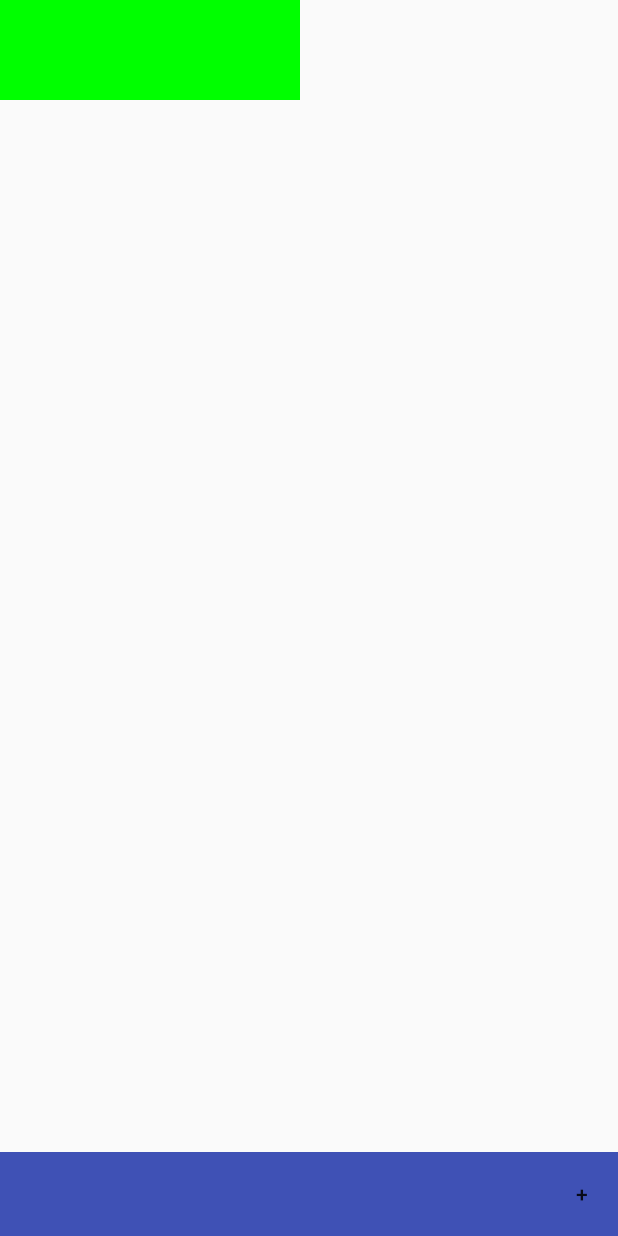
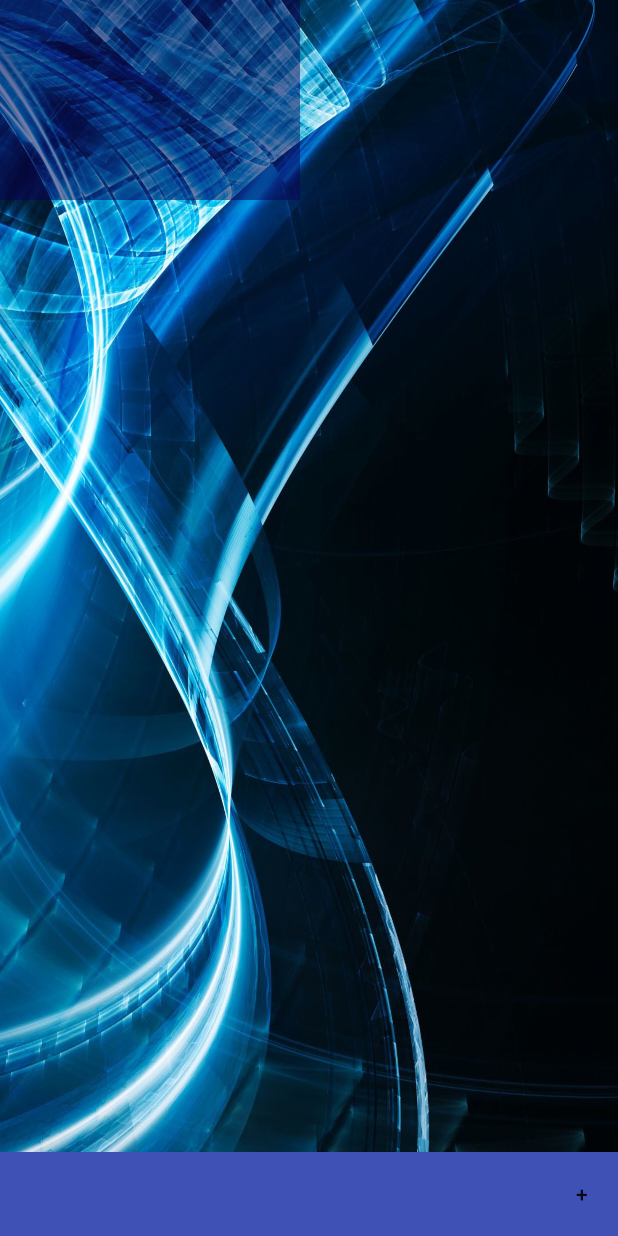
Before and after one commit to takahide0422/MemoApplication, an Android app: the screen it shows after launch (MainActivity), on a phone screen of 412 x 824 dp. Run offline under Robolectric (Android 15) with nearby library versions, the phone set to English and light mode, and no system bars.

Commit message:
MemoObjectのbackground作成

```diff
--- /dev/null
+++ b/app/src/main/java/com/takahide/memoapplication/model/MemoDatabase.java
@@ -0,0 +1,8 @@
+package com.takahide.memoapplication.model;
+
+/**
+ * Created by Hide on 2018/02/07.
+ */
+
+public class MemoDatabase {
+}
--- a/app/src/main/java/com/takahide/memoapplication/model/MemoObjectList.java
+++ b/app/src/main/java/com/takahide/memoapplication/viewmodel/MemoObjectList.java
@@ -1,4 +1,4 @@
-package com.takahide.memoapplication.model;
+package com.takahide.memoapplication.viewmodel;
 
 import android.content.Context;
 import android.graphics.Color;
@@ -9,8 +9,11 @@ import android.util.AttributeSet;
 import android.util.Log;
 import android.view.MotionEvent;
 import android.view.View;
+import android.view.ViewGroup;
 import android.widget.RelativeLayout;
 import android.widget.Toast;
+
+import com.takahide.memoapplication.R;
 
 import java.util.ArrayList;
 
@@ -25,7 +28,7 @@ public class MemoObjectList {
     private RelativeLayout layout;
 
     private final static int DEFAULT_WIDTH = 300;
-    private final static int DEFAULT_HEIGHT = 100;
+    private final static int DEFAULT_HEIGHT = 200;
 
     private final static int DEFAULT_X = 0;
     private final static int DEFAULT_Y = 0;
@@ -70,6 +73,11 @@ public class MemoObjectList {
         public void setPutY ( int y ) { this.putY = y; }
         public int getPutY () { return this.putY; }
 
+        private final static int PADDING_VERTICAL = 10;
+        private final static int PADDING_HORIZONTAL = 30;
+
+
+
 
         MemoObject setupNewInstance () {
             Log.d ( "MemoObject", "Create New MemoObject" );
@@ -77,10 +85,16 @@ public class MemoObjectList {
             memoLayoutParams = new RelativeLayout.LayoutParams ( DEFAULT_WIDTH, DEFAULT_HEIGHT );
             memoLayoutParams.setMargins ( this.putX, this.putY, 0, 0 );
 
-            this.setBackgroundColor ( Color.GREEN );
+            this.setBackgroundColor ( R.drawable.memo_drawable );
             this.setLayoutParams ( memoLayoutParams );
-            this.setOnClickListener ( this );
-            this.setOnTouchListener ( this );
+            this.setPadding ( PADDING_HORIZONTAL, PADDING_VERTICAL, PADDING_HORIZONTAL, PADDING_VERTICAL );
+
+            this.setMinWidth ( 100 );   this.setMinHeight ( 100 );
+
+            this.setTextColor ( Color.WHITE );
+
+            this.setOnClickListener ( this );   this.setOnTouchListener ( this );
+
             return this;
         }
 
--- /dev/null
+++ b/app/src/main/res/drawable/memo_drawable.xml
@@ -0,0 +1,19 @@
+<?xml version="1.0" encoding="utf-8"?>
+<shape
+    xmlns:android="http://schemas.android.com/apk/res/android"
+    android:shape="rectangle" >
+
+    <corners
+        android:radius="10dp"
+        android:topLeftRadius="10dp"
+        android:topRightRadius="10dp"
+        android:bottomLeftRadius="10dp"
+        android:bottomRightRadius="10dp" />
+
+    <gradient
+        android:angle="30"
+        android:endColor="#0000ff"
+        android:centerColor="#0000bc"
+        android:startColor="#000080"/>
+
+</shape>
--- a/app/src/main/res/layout/activity_main.xml
+++ b/app/src/main/res/layout/activity_main.xml
@@ -2,7 +2,8 @@
 <android.support.design.widget.CoordinatorLayout
     xmlns:android="http://schemas.android.com/apk/res/android"
     android:layout_width="match_parent"
-    android:layout_height="match_parent">
+    android:layout_height="match_parent"
+    android:background="@drawable/background">
 
     <RelativeLayout
         android:id="@+id/layout"
```
Also changed, not shown: app/src/main/java/com/takahide/memoapplication/view/MainActivity.java (+1 -10 lines), app/src/main/res/drawable-v24/background.jpg (added), app/src/main/res/drawable/background.jpg (added).
